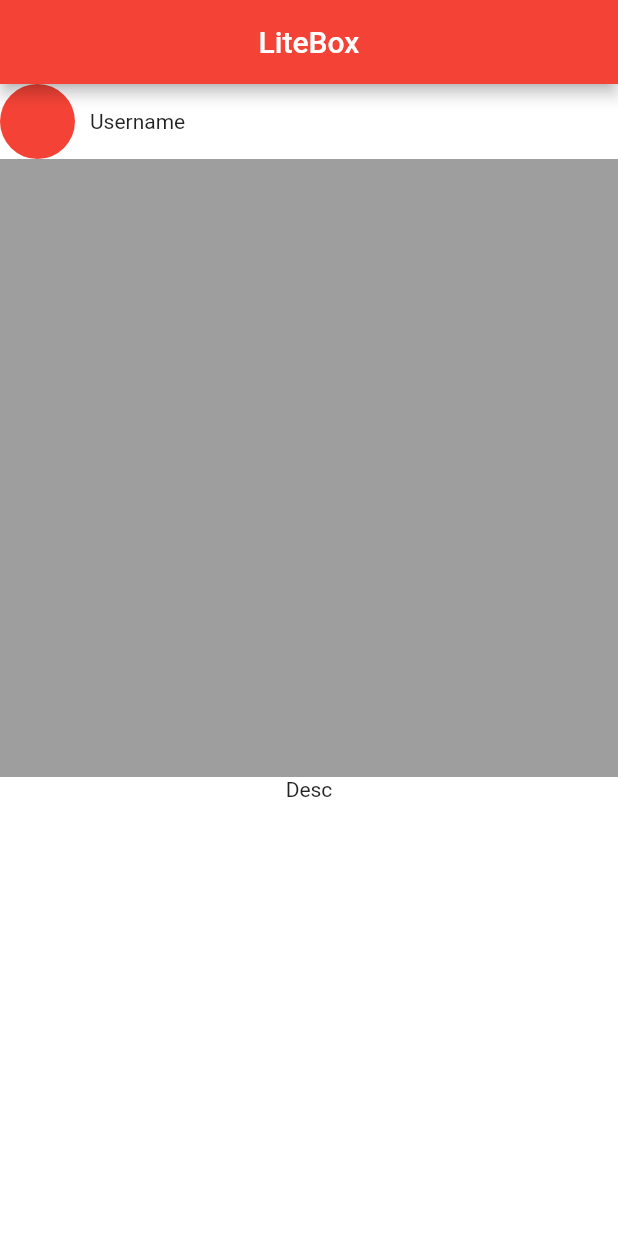
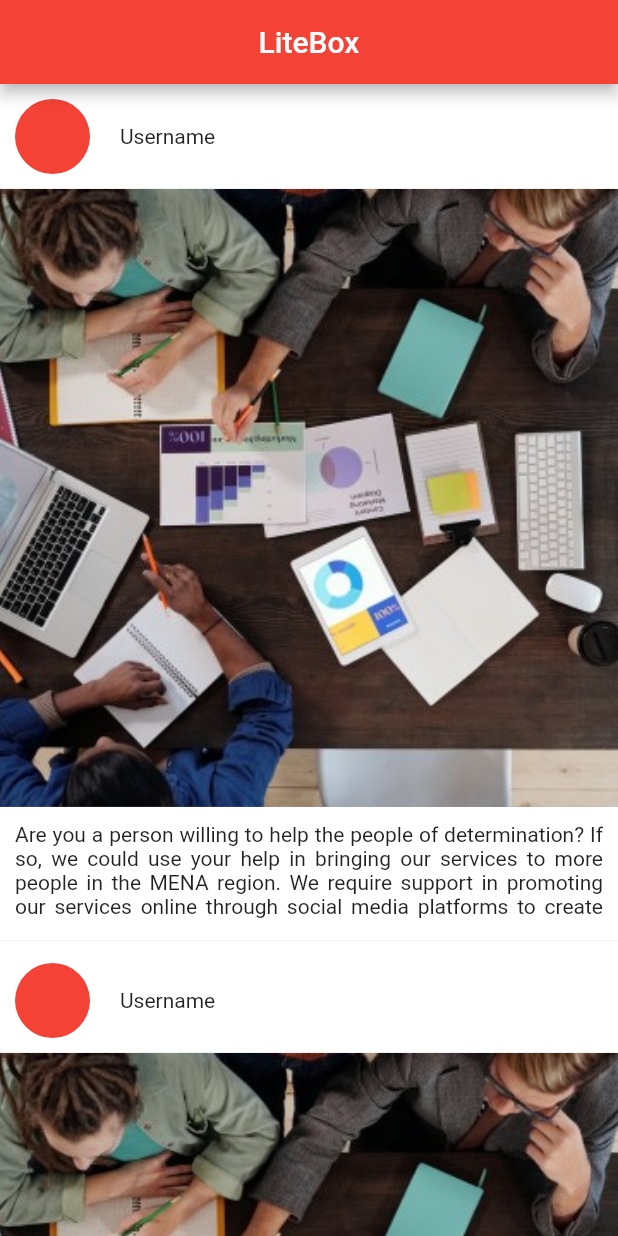
Before and after one commit to Jcupzz/litebox, a Flutter app: the screen it shows after launch, on a phone screen of 412 x 824 dp. Run offline on Flutter 3.47's test engine with Material 2 defaults, Android fonts, the phone set to English and light mode, and no system bars.

Commit message:
made homepage.dart

```diff
--- a/lib/Home.dart
+++ b/lib/Home.dart
@@ -17,27 +17,109 @@ class _HomeState extends State<Home> {
         centerTitle: true,
         title: Text("LiteBox"),
       ),
-      body: Column(
+      body: SingleChildScrollView(
+        child: Column(
+          crossAxisAlignment: CrossAxisAlignment.start,
           children: [
-          Row(
+            Divider(
+              height: 0,
+              thickness: 0.1,
+              color: Colors.grey,
+            ),
+            Padding(
+              padding: const EdgeInsets.all(10.0),
+              child: Row(
                 children: [
                   CircleAvatar(
                     radius: 25,
                     backgroundColor: Colors.red,
                   ),
                   SizedBox(
-                width: 10,
+                    width: 20,
                   ),
                   Text("Username"),
                 ],
               ),
+            ),
+            Divider(
+              height: 0,
+              thickness: 0.1,
+              color: Colors.grey,
+            ),
             Container(
               width: MediaQuery.of(context).size.width,
               height: MediaQuery.of(context).size.width,
+              child: Image.asset(
+                "assets/n.jpg",
+                fit: BoxFit.cover,
+              ),
+            ),
+            Divider(
+              height: 0,
+              thickness: 0.1,
               color: Colors.grey,
             ),
-          Text("Desc"),
+            Padding(
+              padding: const EdgeInsets.all(10.0),
+              child: Text(
+                "Are you a person willing to help the people of determination? If so, we could use your help in bringing our services to more people in the MENA region. We require support in promoting our services online through social media platforms to create branding and awareness to the masses. Selected candidates will work directly with the founders of the Butterfly Foundation to create online content about the services and updates from the Butterfly Foundations and promote them online on a timely manner. The Butterfly Foundation is a startup registered in Abu Dhabi and are looking for dedicated youngsters who are like-minded in bringing a social impact to our society. The project will be active for three months after which the candidates will be awarded with a certificate of internship for their efforts. Areas of engagement involves social media page management, post creation and blog creation. Interested candidates can submit their contact information along with other details that they feel is relevant as submits. Please ensure to share your information as private in your submits.",
+                maxLines: 4,
+                textAlign: TextAlign.justify,
+              ),
+            ),
+            Divider(
+              height: 10,
+              thickness: 0.1,
+              color: Colors.grey,
+            ),
+            Padding(
+              padding: const EdgeInsets.all(10.0),
+              child: Row(
+                children: [
+                  CircleAvatar(
+                    radius: 25,
+                    backgroundColor: Colors.red,
+                  ),
+                  SizedBox(
+                    width: 20,
+                  ),
+                  Text("Username"),
                 ],
+              ),
+            ),
+            Divider(
+              height: 0,
+              thickness: 0.1,
+              color: Colors.grey,
+            ),
+            Container(
+              width: MediaQuery.of(context).size.width,
+              height: MediaQuery.of(context).size.width,
+              child: Image.asset(
+                "assets/n.jpg",
+                fit: BoxFit.cover,
+              ),
+            ),
+            Divider(
+              height: 0,
+              thickness: 0.1,
+              color: Colors.grey,
+            ),
+            Padding(
+              padding: const EdgeInsets.all(10.0),
+              child: Text(
+                "Are you a person willing to help the people of determination? If so, we could use your help in bringing our services to more people in the MENA region. We require support in promoting our services online through social media platforms to create branding and awareness to the masses. Selected candidates will work directly with the founders of the Butterfly Foundation to create online content about the services and updates from the Butterfly Foundations and promote them online on a timely manner. The Butterfly Foundation is a startup registered in Abu Dhabi and are looking for dedicated youngsters who are like-minded in bringing a social impact to our society. The project will be active for three months after which the candidates will be awarded with a certificate of internship for their efforts. Areas of engagement involves social media page management, post creation and blog creation. Interested candidates can submit their contact information along with other details that they feel is relevant as submits. Please ensure to share your information as private in your submits.",
+                maxLines: 4,
+                textAlign: TextAlign.justify,
+              ),
+            ),
+            Divider(
+              height: 10,
+              thickness: 0.1,
+              color: Colors.grey,
+            ),
+          ],
+        ),
       ),
     );
   }
--- a/pubspec.yaml
+++ b/pubspec.yaml
@@ -58,8 +58,8 @@ flutter:
   uses-material-design: true
 
   # To add assets to your application, add an assets section, like this:
-  # assets:
-  #   - images/a_dot_burr.jpeg
+  assets:
+    - assets/
   #   - images/a_dot_ham.jpeg
 
   # An image asset can refer to one or more resolution-specific "variants", see
```
Also changed, not shown: assets/n.jpg (added). Lines whose indentation alone changed are shown as unchanged.
